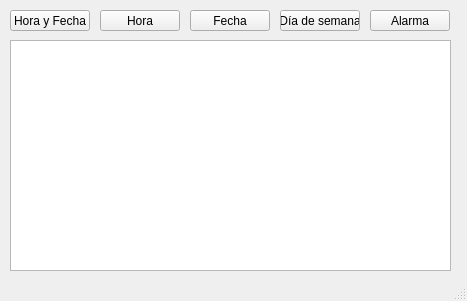
Before: the Qt Designer form Actividad_8/Actividad_8_3_Cliente/mainwindow.ui in S-Bou/Practicas_SII, drawn with Qt 5.
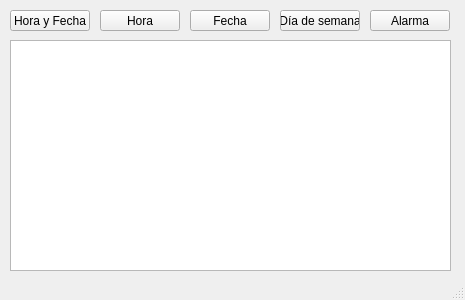
After: the same form once the commit is applied.

Diff of the .ui file:
```diff
--- a/Actividad_8/Actividad_8_3_Cliente/mainwindow.ui
+++ b/Actividad_8/Actividad_8_3_Cliente/mainwindow.ui
@@ -6,8 +6,8 @@
    <rect>
     <x>0</x>
     <y>0</y>
-    <width>467</width>
-    <height>301</height>
+    <width>465</width>
+    <height>300</height>
    </rect>
   </property>
   <property name="windowTitle">
```
Left out of the diff: 2 changed lines with no effect on the pictures.
